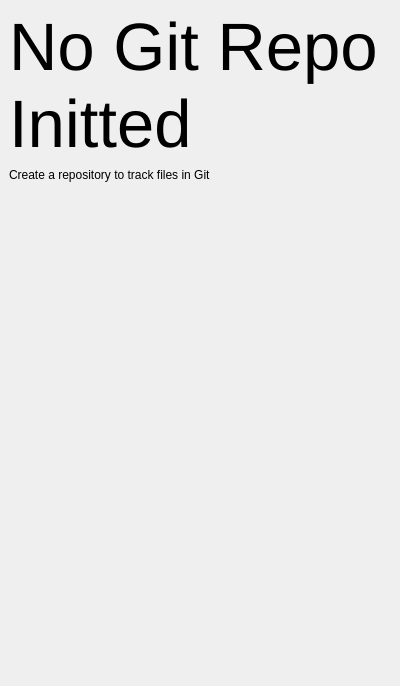
Before: the Qt Designer form application/pages/projectpage/leftpanes/gitleftpane/gitleftpane.ui in theCheeseboard/theSlate, drawn with Qt 5.
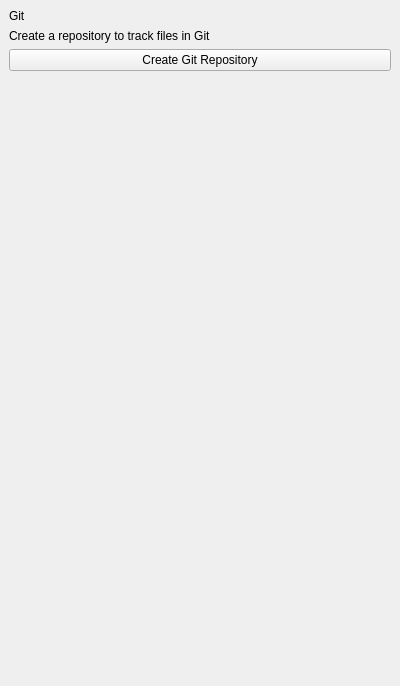
After: the same form once the commit is applied. Custom widgets are drawn as their Qt base class.

Commit message: Implement git init

```diff
--- a/application/pages/projectpage/leftpanes/gitleftpane/gitleftpane.ui
+++ b/application/pages/projectpage/leftpanes/gitleftpane/gitleftpane.ui
@@ -37,17 +37,9 @@
      <widget class="QWidget" name="noRepositoryPage">
       <layout class="QVBoxLayout" name="verticalLayout_2">
        <item>
-        <widget class="QLabel" name="label">
-         <property name="font">
-          <font>
-           <pointsize>50</pointsize>
-          </font>
-         </property>
+        <widget class="tSubtitleLabel" name="label">
          <property name="text">
-          <string>No Git Repo Initted</string>
-         </property>
-         <property name="wordWrap">
-          <bool>true</bool>
+          <string>Git</string>
          </property>
         </widget>
        </item>
@@ -58,6 +50,13 @@
          </property>
         </widget>
        </item>
+       <item>
+        <widget class="QPushButton" name="initButton">
+         <property name="text">
+          <string>Create Git Repository</string>
+         </property>
+        </widget>
+       </item>
        <item>
         <spacer name="verticalSpacer">
          <property name="orientation">
@@ -106,6 +105,11 @@
     <signal>switchingFrame(int)</signal>
    </slots>
   </customwidget>
+  <customwidget>
+   <class>tSubtitleLabel</class>
+   <extends>QLabel</extends>
+   <header location="global">tsubtitlelabel.h</header>
+  </customwidget>
  </customwidgets>
  <resources/>
  <connections/>
```
The commit also changes 4 other files.
